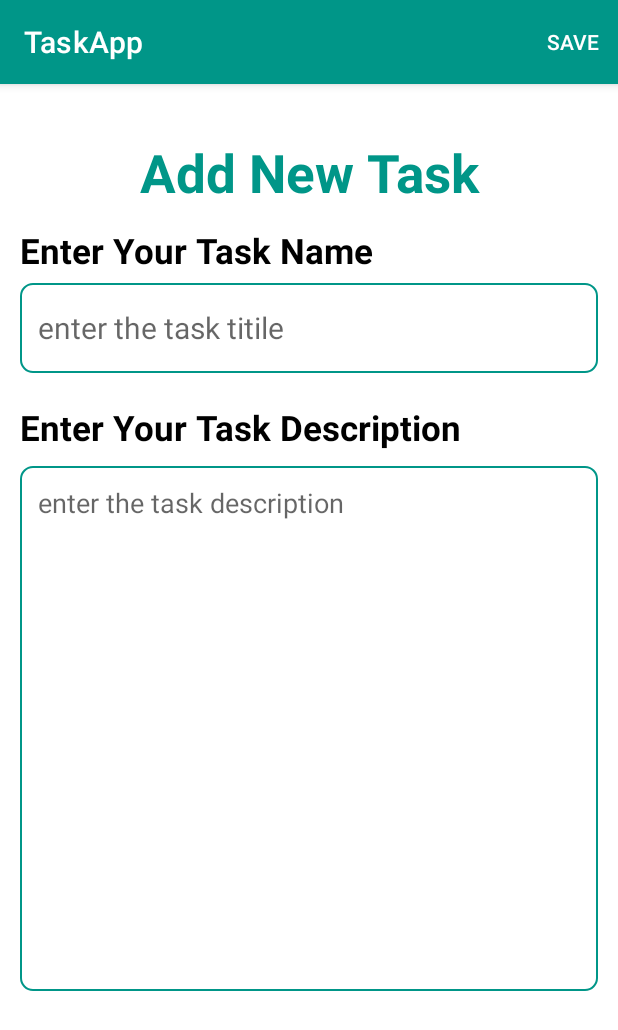
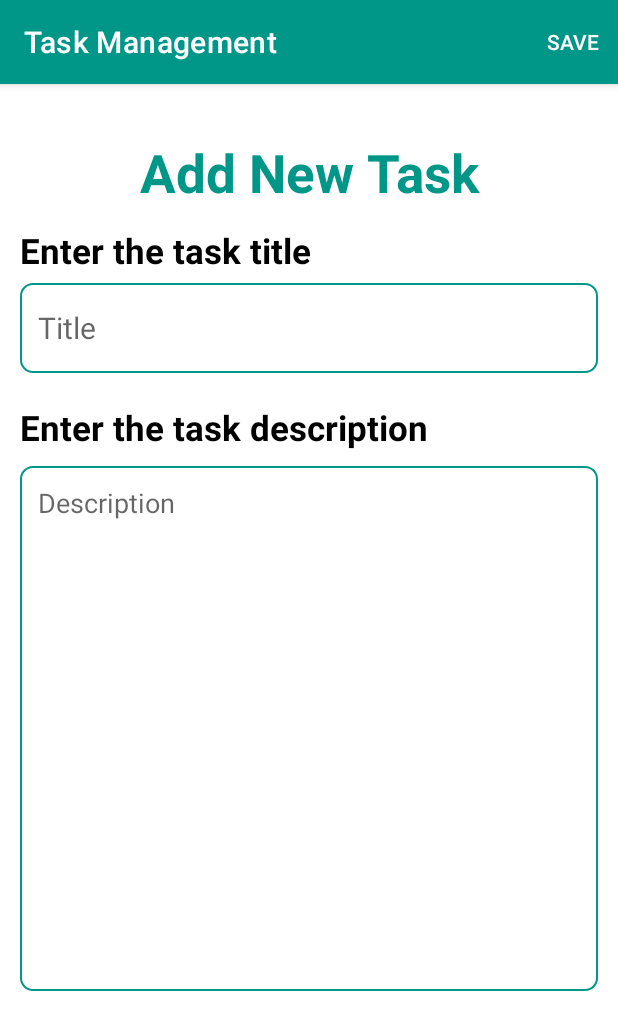
Before and after one commit to chamikarab/task_management, an Android app: the AddFragment screen opened through its navigation route, on a phone screen of 412 x 824 dp. Shown: the top 1030 px of the screen. Run offline under Robolectric (Android 15) with nearby library versions, the phone set to English and light mode, and no system bars; our stand-ins replace Room's generated code, data binding; Roboto replaces fonts that are not available here.

Commit message:
fix: screenoen xml & fragment

```diff
--- a/app/src/main/java/com/example/taskapp/ScreenOne.kt
+++ b/app/src/main/java/com/example/taskapp/ScreenOne.kt
@@ -15,7 +15,7 @@ class ScreenOne : AppCompatActivity() {
 
         logoLoad.alpha = 0f
         logoLoad.animate().setDuration(5000).alpha(1f).withEndAction {
-            val i = Intent(this, ScreenTwo::class.java) // Replace NextActivity with the actual name of your next activity
+            val i = Intent(this, ScreenTwo::class.java)
             startActivity(i)
             overridePendingTransition(android.R.anim.fade_in, android.R.anim.fade_out)
             finish()
--- a/app/src/main/res/layout/activity_screen_one.xml
+++ b/app/src/main/res/layout/activity_screen_one.xml
@@ -10,5 +10,4 @@
         android:src="@drawable/logo"
         android:layout_centerInParent="true"
         android:id="@+id/medlogoLod"/>
-
 </RelativeLayout>
--- a/app/src/main/res/layout/fragment_add.xml
+++ b/app/src/main/res/layout/fragment_add.xml
@@ -51,7 +51,7 @@
             android:layout_alignParentTop="true"
             android:layout_marginTop="200dp"
             android:fontFamily="sans-serif"
-            android:text="Enter Your Task Description"
+            android:text="Enter the task description"
             android:textStyle="bold"
             android:textColor="@color/black"
             android:textSize="23sp" />
--- a/app/src/main/res/values/strings.xml
+++ b/app/src/main/res/values/strings.xml
@@ -1,18 +1,18 @@
 <resources>
-    <string name="app_name">TaskApp</string>
+    <string name="app_name">Task Management</string>
 
-    <string name="hello_blank_fragment">Hello blank fragment</string>
-    <string name="add_note">Add Note.</string>
+
+    <string name="add_note">Add Note</string>
     <string name="enter_the_title">Enter the title</string>
+    <string name="enter_your_task_name">Enter the task title</string>
     <string name="enter_the_description">Enter the description</string>
+    <string name="enter_the_task_titile">Title</string>
+    <string name="enter_the_task_description">Description</string>
     <string name="add_new_task">Add New Task</string>
-    <string name="enter_the_task_titile">enter the task titile</string>
-    <string name="enter_the_task_description">enter the task description</string>
     <string name="edit_task_details">Edit Task Details..</string>
     <string name="description">Description</string>
     <string name="task_title">Task Title</string>
-    <string name="welcome_task_minder">Welcome Task Minder</string>
     <string name="demo_text">Lorem ipsum dolor sit amet, consectetur adipiscing elit, sed do eiusmod tempor incididunt ut labore et dolore magna aliqua</string>
     <string name="get_start">Get Start</string>
-    <string name="enter_your_task_name">Enter Your Task Name</string>
+
 </resources>
```
Also changed, not shown: app/src/main/res/getstart/2159598-removebg-preview-2.png (deleted), app/src/main/res/logo_main/Screenshot_2024-05-12_at_23.06.png (deleted).
